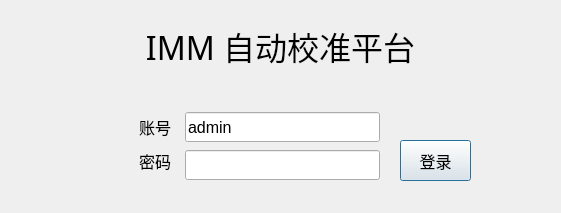
First picture: the form in public_pbl/users/usrlanddlg.ui, repository ChinaClever/MPro-Tools, before the edit.
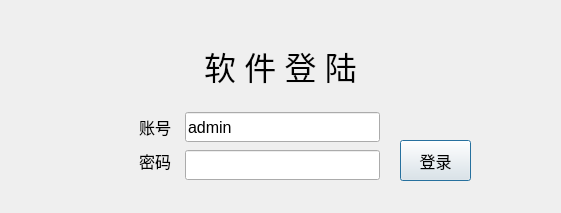
Second picture: the form after the edit.

What changed in the file:
```diff
--- a/public_pbl/users/usrlanddlg.ui
+++ b/public_pbl/users/usrlanddlg.ui
@@ -161,7 +161,7 @@
    <property name="geometry">
     <rect>
      <x>0</x>
-     <y>10</y>
+     <y>30</y>
      <width>561</width>
      <height>71</height>
     </rect>
@@ -178,7 +178,7 @@
     <string notr="true"/>
    </property>
    <property name="text">
-    <string>IMM 自动校准平台</string>
+    <string>软 件 登 陆</string>
    </property>
    <property name="alignment">
     <set>Qt::AlignCenter</set>
```
